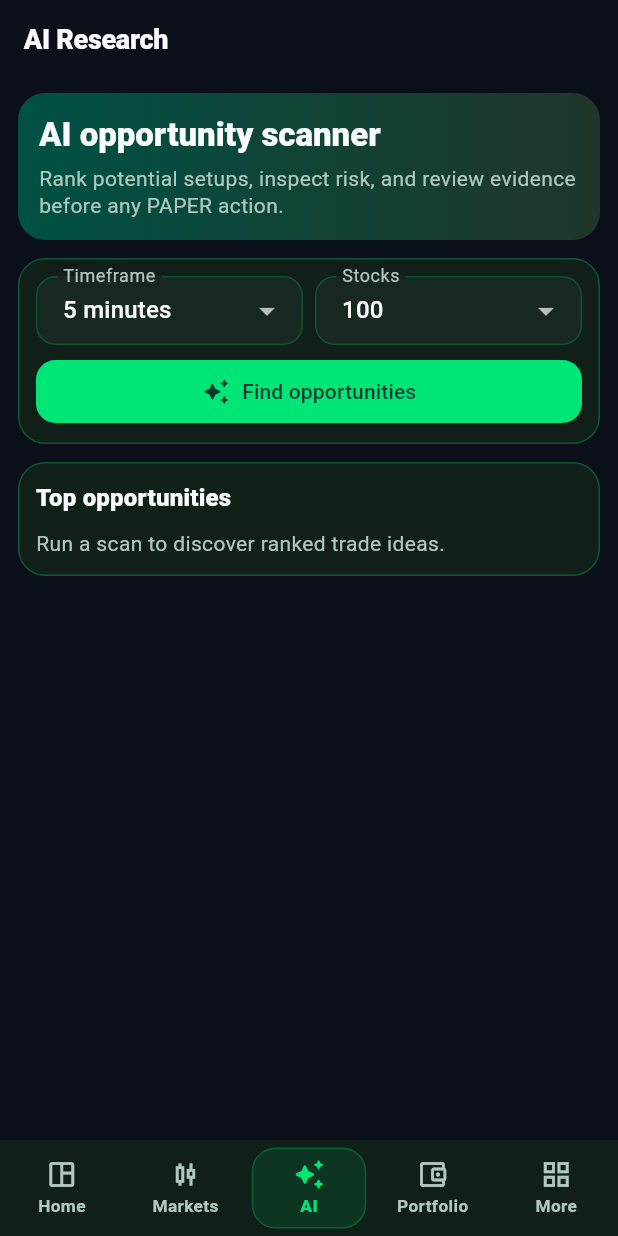
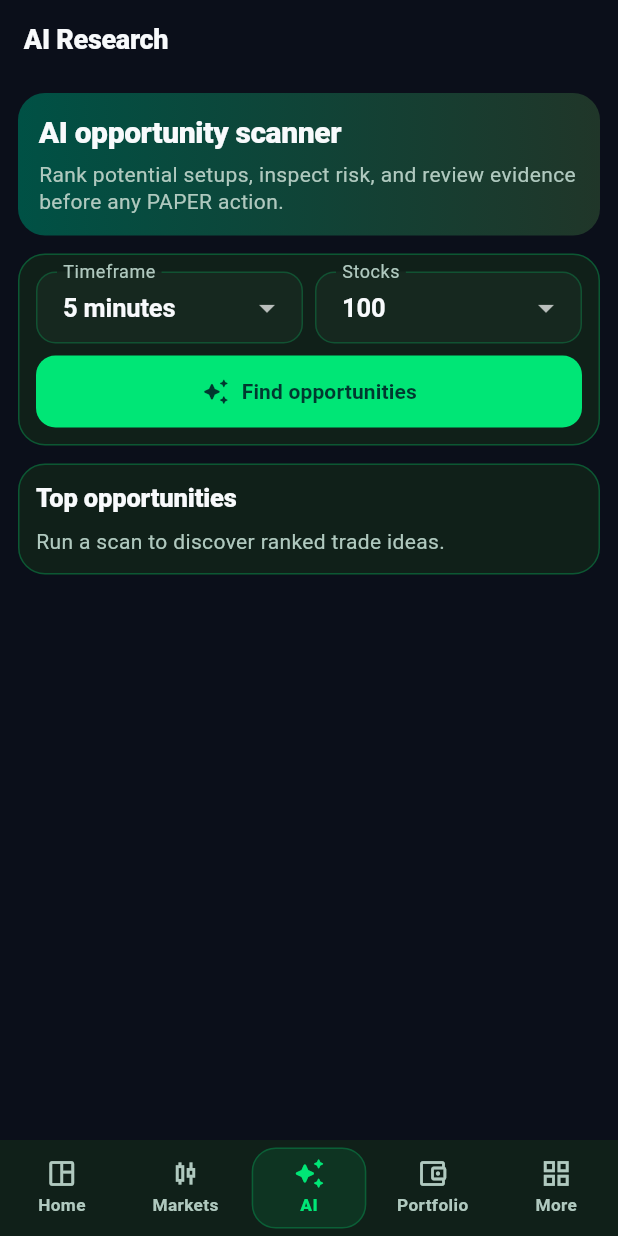
Before and after one commit to operationReact/AiTradingSystem, a Flutter app: the screen it shows after launch, item 3 of the bottom bar chosen, on a phone screen of 412 x 824 dp. Run offline on Flutter 3.47's test engine with Material 3 defaults, Android fonts, the phone set to English and light mode, and no system bars.

Commit message:
feat(ui): apply readable type ramp and 48dp touch targets across themes

```diff
--- a/apps/trading_client/lib/src/theme/app_theme.dart
+++ b/apps/trading_client/lib/src/theme/app_theme.dart
@@ -1,6 +1,7 @@
 import 'package:flutter/material.dart';
 
 import '../brand/minttick_brand.dart';
+import 'minttick_typography.dart';
 
 enum DesignStyle { neonFuturisticAi, cleanModern }
 
@@ -104,9 +105,11 @@ ThemeData buildTheme(DesignStyle style, Brightness brightness) {
   return ThemeData(
     useMaterial3: true,
     colorScheme: scheme,
+    textTheme: buildMintTickTextTheme(scheme),
+    materialTapTargetSize: MaterialTapTargetSize.padded,
     scaffoldBackgroundColor: scheme.surface,
     canvasColor: scheme.surface,
-    visualDensity: const VisualDensity(horizontal: -0.5, vertical: -0.5),
+    visualDensity: VisualDensity.standard,
     focusColor: scheme.primary.withValues(alpha: 0.28),
     hoverColor: scheme.primary.withValues(alpha: 0.08),
     extensions: <ThemeExtension<dynamic>>[
@@ -159,7 +162,7 @@ ThemeData buildTheme(DesignStyle style, Brightness brightness) {
           )),
       labelTextStyle: WidgetStateProperty.resolveWith((states) => TextStyle(
             color: states.contains(WidgetState.selected) ? scheme.primary : scheme.onSurfaceVariant,
-            fontSize: 10.5,
+            fontSize: 12,
             fontWeight: states.contains(WidgetState.selected) ? FontWeight.w800 : FontWeight.w600,
           )),
     ),
@@ -174,14 +177,14 @@ ThemeData buildTheme(DesignStyle style, Brightness brightness) {
     ),
     filledButtonTheme: FilledButtonThemeData(
       style: FilledButton.styleFrom(
-        minimumSize: const Size(0, 44),
+        minimumSize: const Size(0, 48),
         shape: RoundedRectangleBorder(borderRadius: BorderRadius.circular(13)),
         padding: const EdgeInsets.symmetric(horizontal: 16, vertical: 11),
       ),
     ),
     outlinedButtonTheme: OutlinedButtonThemeData(
       style: OutlinedButton.styleFrom(
-        minimumSize: const Size(0, 44),
+        minimumSize: const Size(0, 48),
         shape: RoundedRectangleBorder(borderRadius: BorderRadius.circular(13)),
         padding: const EdgeInsets.symmetric(horizontal: 16, vertical: 11),
       ),
```
